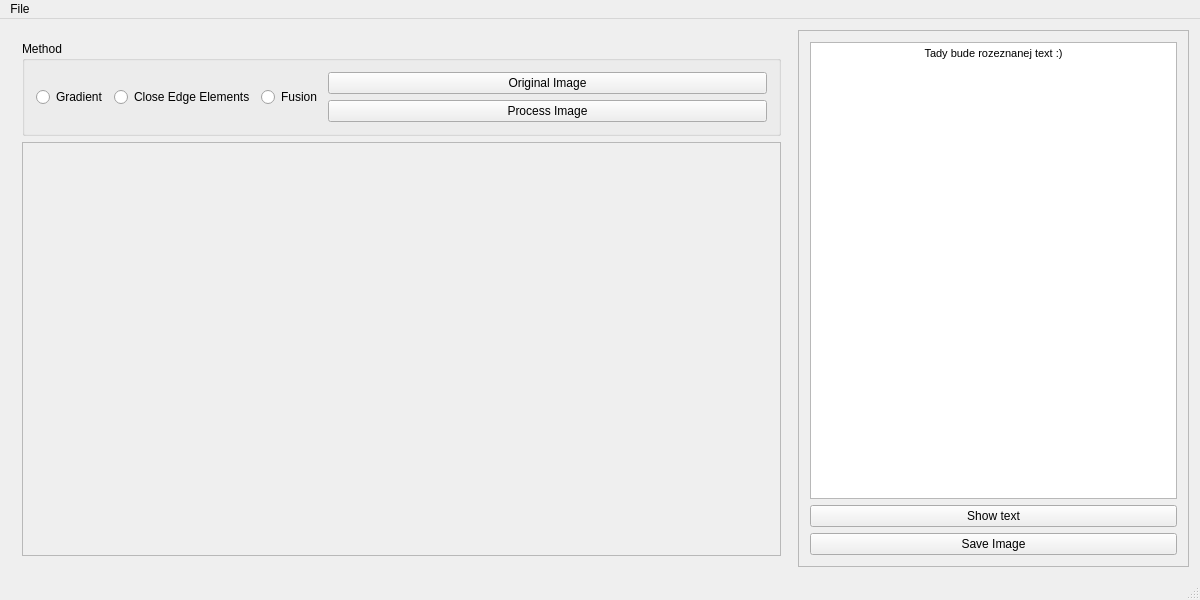
Jamiroquai88/ZPO, file mainwindow.ui: the form before one commit.
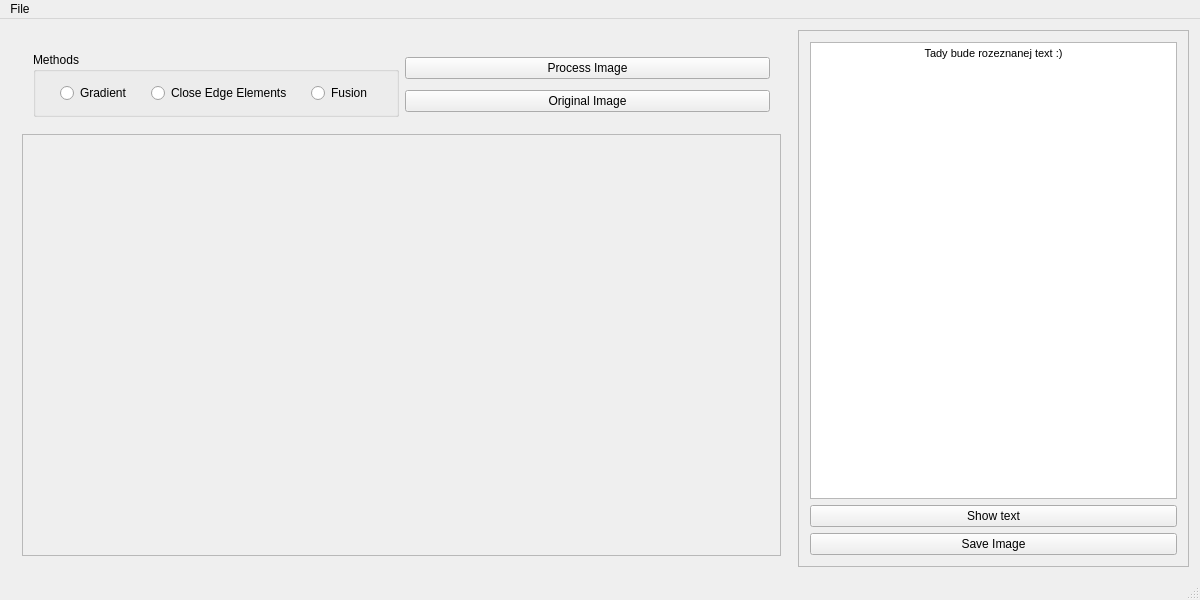
The form after the commit. Custom widgets are drawn as their Qt base class.

Commit message: ADD: Makefile, layout of radio buttons, some minor changes.

The edit to the form file:
```diff
--- a/mainwindow.ui
+++ b/mainwindow.ui
@@ -31,18 +31,21 @@
       </property>
       <layout class="QVBoxLayout" name="verticalLayout_3">
        <item>
-        <widget class="QGroupBox" name="Methods">
+        <widget class="QWidget" name="leftUpSide" native="true">
          <property name="sizePolicy">
           <sizepolicy hsizetype="Minimum" vsizetype="Minimum">
            <horstretch>0</horstretch>
            <verstretch>0</verstretch>
           </sizepolicy>
          </property>
-         <property name="title">
-          <string>Method</string>
-         </property>
          <layout class="QHBoxLayout" name="horizontalLayout">
           <item>
+           <widget class="QGroupBox" name="methods">
+            <property name="title">
+             <string>Methods</string>
+            </property>
+            <layout class="QHBoxLayout" name="horizontalLayout_2">
+             <item>
            <widget class="QRadioButton" name="gradientButton">
             <property name="sizePolicy">
              <sizepolicy hsizetype="Maximum" vsizetype="Minimum">
@@ -81,15 +84,11 @@
             </property>
            </widget>
           </item>
-          <item>
-           <layout class="QVBoxLayout" name="verticalLayout_2">
-            <item>
-             <widget class="QPushButton" name="originalImageButton">
-              <property name="text">
-               <string>Original Image</string>
-              </property>
-             </widget>
-            </item>
+            </layout>
+           </widget>
+          </item>
+          <item>
+           <layout class="QVBoxLayout" name="imageButtons">
             <item>
              <widget class="QPushButton" name="processImageButton">
               <property name="text">
@@ -97,6 +96,13 @@
               </property>
              </widget>
             </item>
+            <item>
+             <widget class="QPushButton" name="originalImageButton">
+              <property name="text">
+               <string>Original Image</string>
+              </property>
+             </widget>
+            </item>
            </layout>
           </item>
          </layout>
@@ -113,7 +119,7 @@
             <x>0</x>
             <y>0</y>
             <width>764</width>
-            <height>411</height>
+            <height>415</height>
            </rect>
           </property>
           <layout class="QGridLayout" name="gridLayout_2">
```
Lines whose indentation alone changed are shown as unchanged. The commit also changes 11 other files.
